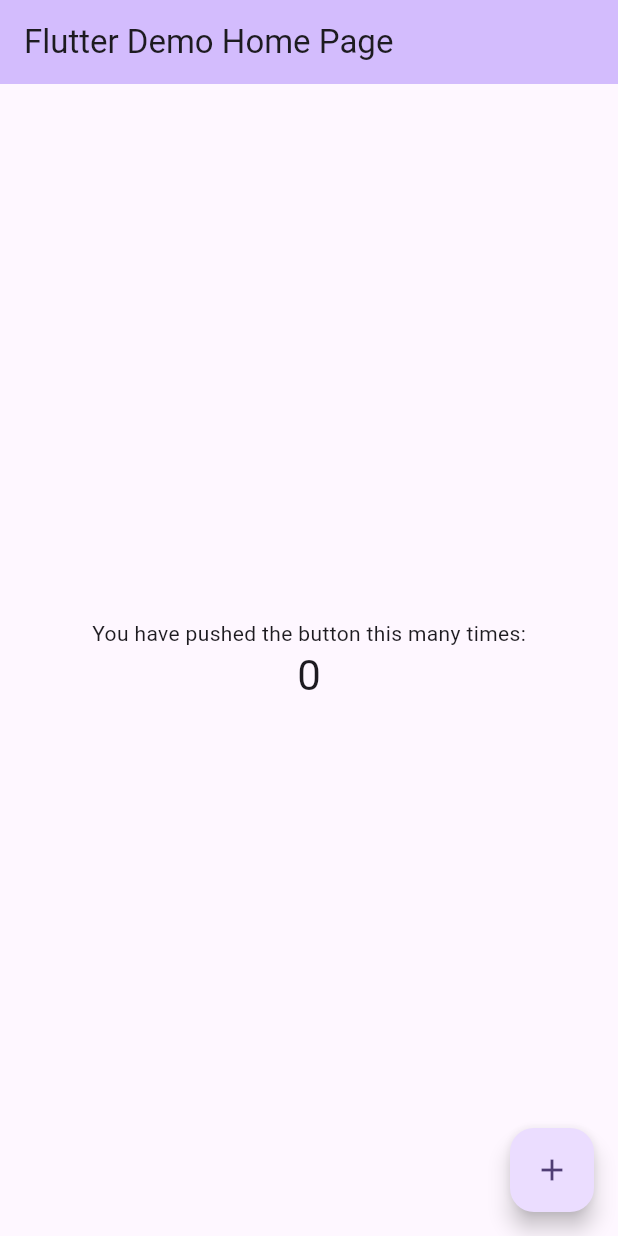
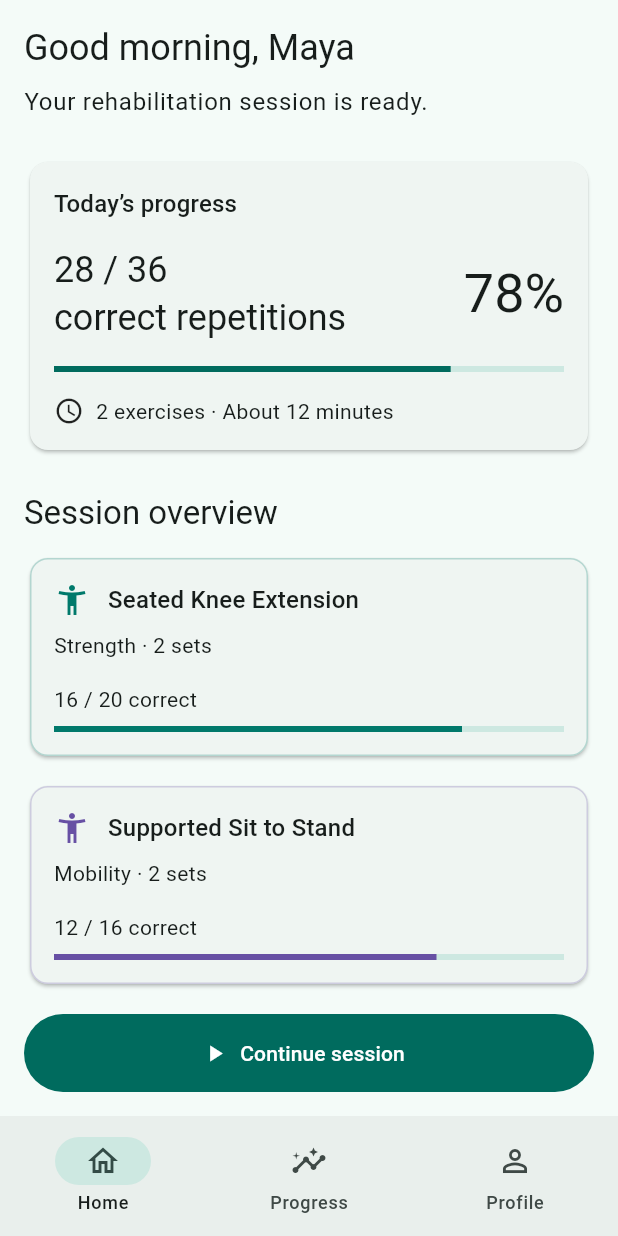
Before and after one commit to vishal24p/smart-rehabilation-app, a Flutter app: the screen it shows after launch, on a phone screen of 412 x 824 dp. Run offline on Flutter 3.47's test engine with Material 3 defaults, Android fonts, the phone set to English and light mode, and no system bars.

Commit message:
feat: add rehab session dashboard mock

```diff
--- a/lib/main.dart
+++ b/lib/main.dart
@@ -1,121 +1,228 @@
 import 'package:flutter/material.dart';
 
-void main() {
-  runApp(const MyApp());
+const teal = Color(0xFF00796B);
+const lavender = Color(0xFF6750A4);
+
+const exercises = <Exercise>[
+  Exercise(
+    name: 'Seated Knee Extension',
+    detail: 'Strength · 2 sets',
+    correct: 16,
+    total: 20,
+    accent: teal,
+  ),
+  Exercise(
+    name: 'Supported Sit to Stand',
+    detail: 'Mobility · 2 sets',
+    correct: 12,
+    total: 16,
+    accent: lavender,
+  ),
+];
+
+void main() => runApp(const MyApp());
+
+class Exercise {
+  const Exercise({
+    required this.name,
+    required this.detail,
+    required this.correct,
+    required this.total,
+    required this.accent,
+  });
+  final String name;
+  final String detail;
+  final int correct;
+  final int total;
+  final Color accent;
 }
 
 class MyApp extends StatelessWidget {
   const MyApp({super.key});
 
-  // This widget is the root of your application.
+  @override
+  Widget build(BuildContext context) => MaterialApp(
+    debugShowCheckedModeBanner: false,
+    title: 'Rehab monitor',
+    theme: ThemeData(
+      colorScheme: ColorScheme.fromSeed(seedColor: teal),
+      useMaterial3: true,
+    ),
+    home: const HomeScreen(),
+  );
+}
+
+class HomeScreen extends StatefulWidget {
+  const HomeScreen({super.key});
+
+  @override
+  State<HomeScreen> createState() => _HomeScreenState();
+}
+
+class _HomeScreenState extends State<HomeScreen> {
+  int _selectedIndex = 0;
+
+  void _selectDestination(int index) {
+    setState(() => _selectedIndex = index);
+    if (index != 0) {
+      final section = index == 1 ? 'Progress' : 'Profile';
+      ScaffoldMessenger.of(context).showSnackBar(
+        SnackBar(
+          content: Text('$section is coming in the next mock iteration.'),
+        ),
+      );
+    }
+  }
+
   @override
   Widget build(BuildContext context) {
-    return MaterialApp(
-      title: 'Flutter Demo',
-      theme: ThemeData(
-        // This is the theme of your application.
-        //
-        // TRY THIS: Try running your application with "flutter run". You'll see
-        // the application has a purple toolbar. Then, without quitting the app,
-        // try changing the seedColor in the colorScheme below to Colors.green
-        // and then invoke "hot reload" (save your changes or press the "hot
-        // reload" button in a Flutter-supported IDE, or press "r" if you used
-        // the command line to start the app).
-        //
-        // Notice that the counter didn't reset back to zero; the application
-        // state is not lost during the reload. To reset the state, use hot
-        // restart instead.
-        //
-        // This works for code too, not just values: Most code changes can be
-        // tested with just a hot reload.
-        colorScheme: .fromSeed(seedColor: Colors.deepPurple),
+    final theme = Theme.of(context);
+    return Scaffold(
+      bottomNavigationBar: NavigationBar(
+        selectedIndex: _selectedIndex,
+        onDestinationSelected: _selectDestination,
+        destinations: const [
+          NavigationDestination(icon: Icon(Icons.home_outlined), label: 'Home'),
+          NavigationDestination(
+            icon: Icon(Icons.insights_outlined),
+            label: 'Progress',
+          ),
+          NavigationDestination(
+            icon: Icon(Icons.person_outline),
+            label: 'Profile',
+          ),
+        ],
       ),
-      home: const MyHomePage(title: 'Flutter Demo Home Page'),
+      body: SafeArea(
+        child: ListView(
+          padding: const EdgeInsets.all(16),
+          children: [
+            Text('Good morning, Maya', style: theme.textTheme.headlineSmall),
+            const SizedBox(height: 8),
+            Text(
+              'Your rehabilitation session is ready.',
+              style: theme.textTheme.bodyLarge,
+            ),
+            const SizedBox(height: 24),
+            _OverallCard(theme: theme),
+            const SizedBox(height: 24),
+            Text('Session overview', style: theme.textTheme.titleLarge),
+            const SizedBox(height: 12),
+            ...exercises.map(
+              (exercise) => Padding(
+                padding: const EdgeInsets.only(bottom: 12),
+                child: _ExerciseCard(exercise: exercise),
+              ),
+            ),
+            const SizedBox(height: 4),
+            FilledButton.icon(
+              onPressed: () {},
+              icon: const Icon(Icons.play_arrow),
+              label: const Text('Continue session'),
+              style: FilledButton.styleFrom(
+                minimumSize: const Size.fromHeight(52),
+              ),
+            ),
+          ],
+        ),
+      ),
     );
   }
 }
 
-class MyHomePage extends StatefulWidget {
-  const MyHomePage({super.key, required this.title});
-
-  // This widget is the home page of your application. It is stateful, meaning
-  // that it has a State object (defined below) that contains fields that affect
-  // how it looks.
-
-  // This class is the configuration for the state. It holds the values (in this
-  // case the title) provided by the parent (in this case the App widget) and
-  // used by the build method of the State. Fields in a Widget subclass are
-  // always marked "final".
-
-  final String title;
+class _OverallCard extends StatelessWidget {
+  const _OverallCard({required this.theme});
+  final ThemeData theme;
 
   @override
-  State<MyHomePage> createState() => _MyHomePageState();
+  Widget build(BuildContext context) => Card(
+    elevation: 1,
+    child: Padding(
+      padding: const EdgeInsets.all(16),
+      child: Column(
+        crossAxisAlignment: CrossAxisAlignment.start,
+        children: [
+          Text('Today’s progress', style: theme.textTheme.titleMedium),
+          const SizedBox(height: 16),
+          Row(
+            children: [
+              Expanded(
+                child: Text(
+                  '28 / 36\ncorrect repetitions',
+                  style: theme.textTheme.headlineSmall,
+                ),
+              ),
+              Semantics(
+                label: 'Overall progress: 78 percent',
+                child: Text('78%', style: theme.textTheme.displaySmall),
+              ),
+            ],
+          ),
+          const SizedBox(height: 16),
+          const LinearProgressIndicator(value: 28 / 36),
+          const SizedBox(height: 16),
+          const Row(
+            children: [
+              Icon(Icons.schedule_outlined, size: 20),
+              SizedBox(width: 8),
+              Text('2 exercises · About 12 minutes'),
+            ],
+          ),
+        ],
+      ),
+    ),
+  );
 }
 
-class _MyHomePageState extends State<MyHomePage> {
-  int _counter = 0;
-
-  void _incrementCounter() {
-    setState(() {
-      // This call to setState tells the Flutter framework that something has
-      // changed in this State, which causes it to rerun the build method below
-      // so that the display can reflect the updated values. If we changed
-      // _counter without calling setState(), then the build method would not be
-      // called again, and so nothing would appear to happen.
-      _counter++;
-    });
-  }
+class _ExerciseCard extends StatelessWidget {
+  const _ExerciseCard({required this.exercise});
+  final Exercise exercise;
 
   @override
   Widget build(BuildContext context) {
-    // This method is rerun every time setState is called, for instance as done
-    // by the _incrementCounter method above.
-    //
-    // The Flutter framework has been optimized to make rerunning build methods
-    // fast, so that you can just rebuild anything that needs updating rather
-    // than having to individually change instances of widgets.
-    return Scaffold(
-      appBar: AppBar(
-        // TRY THIS: Try changing the color here to a specific color (to
-        // Colors.amber, perhaps?) and trigger a hot reload to see the AppBar
-        // change color while the other colors stay the same.
-        backgroundColor: Theme.of(context).colorScheme.inversePrimary,
-        // Here we take the value from the MyHomePage object that was created by
-        // the App.build method, and use it to set our appbar title.
-        title: Text(widget.title),
+    final progress = exercise.correct / exercise.total;
+    return Card(
+      elevation: 1,
+      shape: RoundedRectangleBorder(
+        borderRadius: BorderRadius.circular(12),
+        side: BorderSide(color: exercise.accent.withValues(alpha: .25)),
       ),
-      body: Center(
-        // Center is a layout widget. It takes a single child and positions it
-        // in the middle of the parent.
-        child: Column(
-          // Column is also a layout widget. It takes a list of children and
-          // arranges them vertically. By default, it sizes itself to fit its
-          // children horizontally, and tries to be as tall as its parent.
-          //
-          // Column has various properties to control how it sizes itself and
-          // how it positions its children. Here we use mainAxisAlignment to
-          // center the children vertically; the main axis here is the vertical
-          // axis because Columns are vertical (the cross axis would be
-          // horizontal).
-          //
-          // TRY THIS: Invoke "debug painting" (choose the "Toggle Debug Paint"
-          // action in the IDE, or press "p" in the console), to see the
-          // wireframe for each widget.
-          mainAxisAlignment: .center,
-          children: [
-            const Text('You have pushed the button this many times:'),
-            Text(
-              '$_counter',
-              style: Theme.of(context).textTheme.headlineMedium,
-            ),
-          ],
+      child: Semantics(
+        label:
+            '${exercise.name}, ${exercise.correct} of ${exercise.total} correct repetitions',
+        child: Padding(
+          padding: const EdgeInsets.all(16),
+          child: Column(
+            crossAxisAlignment: CrossAxisAlignment.start,
+            children: [
+              Row(
+                children: [
+                  Icon(Icons.accessibility_new, color: exercise.accent),
+                  const SizedBox(width: 12),
+                  Expanded(
+                    child: Text(
+                      exercise.name,
+                      style: Theme.of(context).textTheme.titleMedium,
+                    ),
+                  ),
+                ],
+              ),
+              const SizedBox(height: 8),
+              Text(exercise.detail),
+              const SizedBox(height: 16),
+              Text('${exercise.correct} / ${exercise.total} correct'),
+              const SizedBox(height: 8),
+              Semantics(
+                label:
+                    '${exercise.name} progress: ${exercise.correct} of ${exercise.total}',
+                child: LinearProgressIndicator(
+                  value: progress,
+                  color: exercise.accent,
+                ),
+              ),
+            ],
+          ),
         ),
-      ),
-      floatingActionButton: FloatingActionButton(
-        onPressed: _incrementCounter,
-        tooltip: 'Increment',
-        child: const Icon(Icons.add),
       ),
     );
   }
```
Also changed, not shown: 1 other file.
